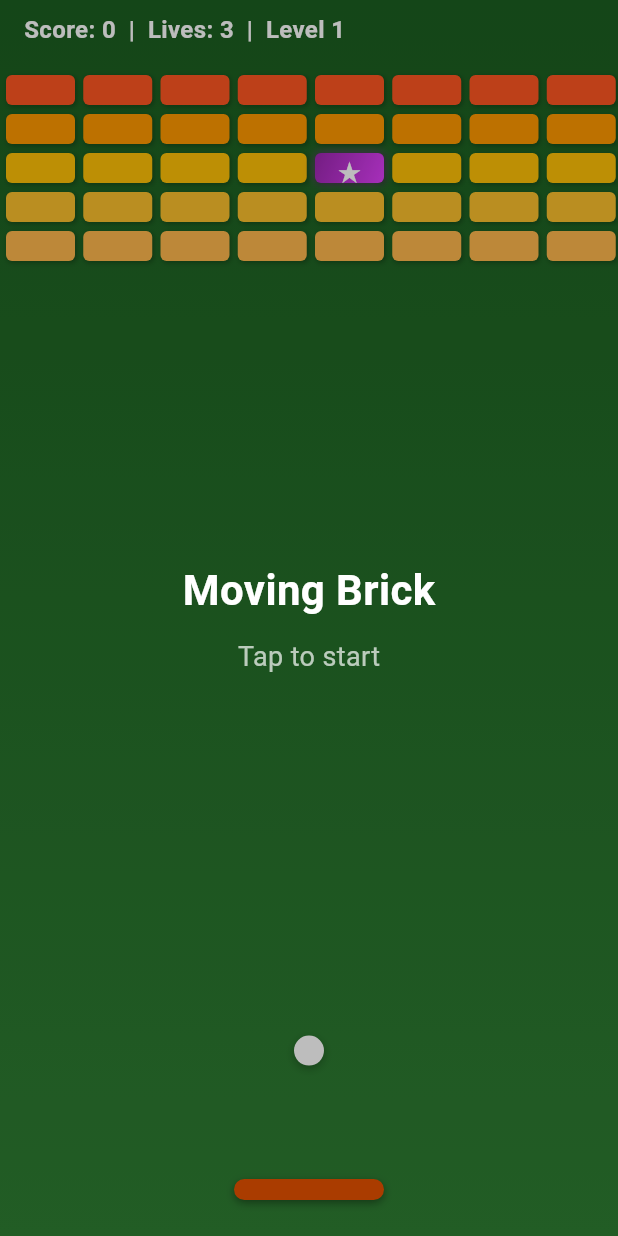
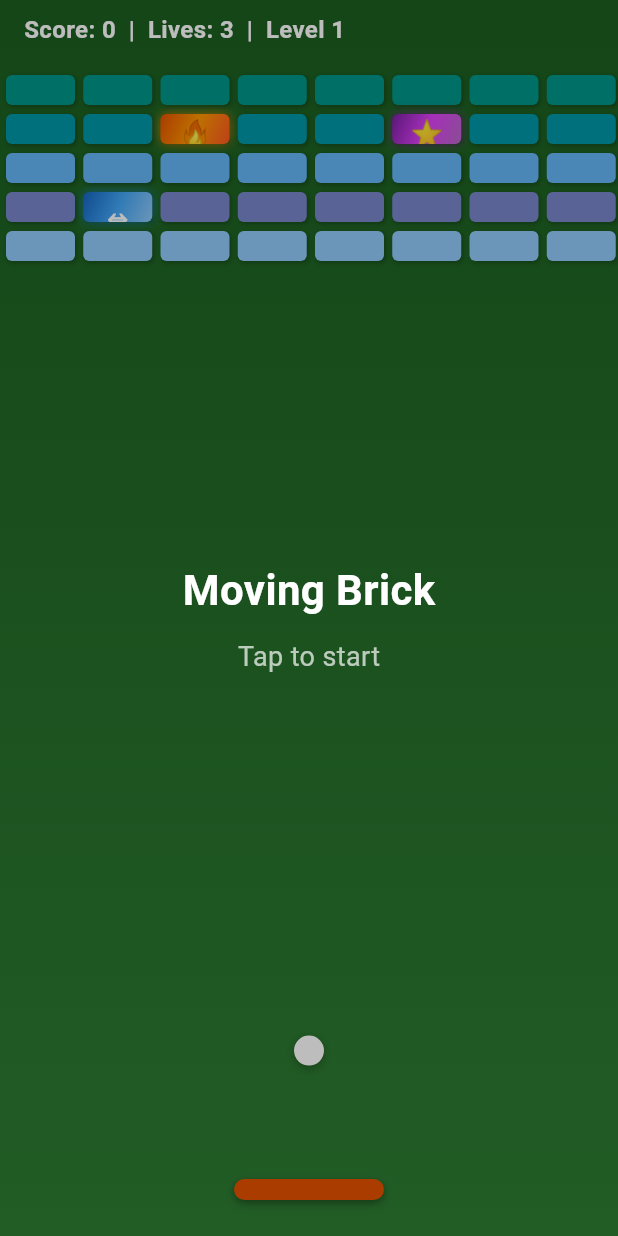
Before and after one commit to AmritDuwal1/move_brick, a Flutter app: the screen it shows after launch, on a phone screen of 412 x 824 dp. Run offline on Flutter 3.47's test engine with Material 3 defaults, Android fonts, the light colour scheme and no system bars; our stand-ins replace audioplayers.

Commit message:
added the magic box

```diff
--- a/lib/screens/game_screen.dart
+++ b/lib/screens/game_screen.dart
@@ -36,10 +36,14 @@ class _GameScreenState extends State<GameScreen> with SingleTickerProviderStateM
   static const double _brickDrawWidth = brickWidth - 4;
   static const double _brickDrawHeight = brickHeight - 2;
   static const int maxLives = 3;
-  // Brick types: 0 = empty, 1 = normal, 2 = magic
+  // Brick types: 0 = empty, 1 = normal, 2 = magic fire, 3 = magic paddle, 4 = magic multi-ball
   static const int _brickNormal = 1;
-  static const int _brickMagic = 2;
+  static const int _brickMagicFire = 2;
+  static const int _brickMagicPaddle = 3;
+  static const int _brickMagicMultiBall = 4;
   static const Duration _powerUpDuration = Duration(seconds: 12);
+  static const Duration _widePaddleDuration = Duration(seconds: 10);
+  static const double _widePaddleMultiplier = 1.6;
   static const double _projectileSpeed = 0.025;
   static const double _projectileWidth = 6;
   static const double _projectileHeight = 16;
@@ -61,11 +65,23 @@ class _GameScreenState extends State<GameScreen> with SingleTickerProviderStateM
   List<List<int>> _bricks = [];
   double _gameWidth = 400;
   double _gameHeight = 600;
-  // Power-up: multi-ball + firing
-  DateTime? _powerUpEndTime;
+  // Power-ups (separate timers)
+  DateTime? _firePowerUpEndTime;
+  DateTime? _widePaddleEndTime;
+  DateTime? _multiBallPowerUpEndTime;
   final List<_ExtraBall> _extraBalls = [];
   final List<_Projectile> _projectiles = [];
   int _frameCount = 0;
+
+  double get _currentPaddleWidth {
+    final wide = _widePaddleEndTime != null && DateTime.now().isBefore(_widePaddleEndTime!);
+    return paddleWidth * (wide ? _widePaddleMultiplier : 1.0);
+  }
+
+  bool get _hasFirePowerUp => _firePowerUpEndTime != null && DateTime.now().isBefore(_firePowerUpEndTime!);
+  bool get _hasWidePaddle => _widePaddleEndTime != null && DateTime.now().isBefore(_widePaddleEndTime!);
+  bool get _hasMultiBallPowerUp => _multiBallPowerUpEndTime != null && DateTime.now().isBefore(_multiBallPowerUpEndTime!);
+  bool get _hasAnyPowerUp => _hasFirePowerUp || _hasWidePaddle || _hasMultiBallPowerUp;
 
   @override
   void initState() {
@@ -77,23 +93,42 @@ class _GameScreenState extends State<GameScreen> with SingleTickerProviderStateM
 
   void _initBricks() {
     _bricks = List.generate(brickRows, (_) => List.filled(brickCols, _brickNormal));
-    // Place one magic brick near center (row 2, col 3 or 4)
-    final magicR = 2;
-    final magicC = brickCols ~/ 2;
-    if (magicR < brickRows && magicC < brickCols) {
-      _bricks[magicR][magicC] = _brickMagic;
+    // Place one of each magic type; positions change every level for fresh UI
+    final l = _level - 1;
+    final positions = [
+      [1, 2], [2, 4], [0, 3], [3, 1], [2, 6], [4, 2], [1, 5], [0, 1], [3, 5], [4, 0],
+    ];
+    final firePos = positions[(l + 0) % positions.length];
+    final paddlePos = positions[(l + 3) % positions.length];
+    final multiPos = positions[(l + 6) % positions.length];
+    void place(int r, int c, int type) {
+      if (r >= 0 && r < brickRows && c >= 0 && c < brickCols) _bricks[r][c] = type;
     }
+    place(firePos[0], firePos[1], _brickMagicFire);
+    place(paddlePos[0], paddlePos[1], _brickMagicPaddle);
+    place(multiPos[0], multiPos[1], _brickMagicMultiBall);
   }
 
-  bool get _hasPowerUp => _powerUpEndTime != null && DateTime.now().isBefore(_powerUpEndTime!);
+  void _activateFirePowerUp() {
+    _firePowerUpEndTime = DateTime.now().add(_powerUpDuration);
+  }
 
-  void _activatePowerUp() {
-    _powerUpEndTime = DateTime.now().add(_powerUpDuration);
-    // Spawn extra balls from main ball position with spread angles
+  void _activateWidePaddlePowerUp() {
+    _widePaddleEndTime = DateTime.now().add(_widePaddleDuration);
+  }
+
+  void _activateMultiBallPowerUp() {
+    _multiBallPowerUpEndTime = DateTime.now().add(_powerUpDuration);
     for (var i = 0; i < _extraBallsCount; i++) {
       final angle = -0.5 * math.pi + (i - _extraBallsCount / 2) * 0.35;
       _extraBalls.add(_ExtraBall(_ballX, _ballY, 0.008 * math.cos(angle), 0.008 * math.sin(angle)));
     }
+  }
+
+  void _onMagicBrickHit(int type) {
+    if (type == _brickMagicFire) _activateFirePowerUp();
+    else if (type == _brickMagicPaddle) _activateWidePaddlePowerUp();
+    else if (type == _brickMagicMultiBall) _activateMultiBallPowerUp();
   }
 
   void _checkBrickHit(double bx, double by, double halfW, double halfH, void Function(int r, int c) onHit) {
@@ -122,23 +157,28 @@ class _GameScreenState extends State<GameScreen> with SingleTickerProviderStateM
     _frameCount++;
 
     setState(() {
-      // Expire power-up
-      if (_powerUpEndTime != null && DateTime.now().isAfter(_powerUpEndTime!)) {
-        _powerUpEndTime = null;
+      final now = DateTime.now();
+      if (_firePowerUpEndTime != null && now.isAfter(_firePowerUpEndTime!)) {
+        _firePowerUpEndTime = null;
+        _projectiles.clear();
+      }
+      if (_widePaddleEndTime != null && now.isAfter(_widePaddleEndTime!)) _widePaddleEndTime = null;
+      if (_multiBallPowerUpEndTime != null && now.isAfter(_multiBallPowerUpEndTime!)) {
+        _multiBallPowerUpEndTime = null;
         _extraBalls.clear();
-        _projectiles.clear();
       }
 
       const double paddleBottomGap = 24;
       final paddleTop = 1 - (paddleHeight + paddleBottomGap) / _gameHeight;
       final paddleBottom = paddleTop + paddleHeight / _gameHeight;
-      final paddleLeft = _paddleX - (paddleWidth / 2) / _gameWidth;
-      final paddleRight = _paddleX + (paddleWidth / 2) / _gameWidth;
+      final w = _currentPaddleWidth;
+      final paddleLeft = _paddleX - (w / 2) / _gameWidth;
+      final paddleRight = _paddleX + (w / 2) / _gameWidth;
       final halfW = _brickDrawWidth / 2 / _gameWidth + ballRadius / _gameWidth;
       final halfH = _brickDrawHeight / 2 / _gameHeight + ballRadius / _gameHeight;
 
-      // Auto-fire during power-up
-      if (_hasPowerUp && _frameCount % _fireIntervalFrames == 0) {
+      // Auto-fire during fire power-up only
+      if (_hasFirePowerUp && _frameCount % _fireIntervalFrames == 0) {
         _projectiles.add(_Projectile(_paddleX, 1 - (paddleHeight + paddleBottomGap + 10) / _gameHeight));
       }
 
@@ -154,7 +194,8 @@ class _GameScreenState extends State<GameScreen> with SingleTickerProviderStateM
         final projHalfW = (_projectileWidth / 2 + _brickDrawWidth / 2) / _gameWidth;
         final projHalfH = (_projectileHeight / 2 + _brickDrawHeight / 2) / _gameHeight;
         _checkBrickHit(p.x, p.y, projHalfW, projHalfH, (r, c) {
-          if (_bricks[r][c] == _brickMagic) _activatePowerUp();
+          final t = _bricks[r][c];
+          if (t >= _brickMagicFire && t <= _brickMagicMultiBall) _onMagicBrickHit(t);
           _bricks[r][c] = 0;
           _score += 10;
           GameSounds.brickHit();
@@ -173,7 +214,8 @@ class _GameScreenState extends State<GameScreen> with SingleTickerProviderStateM
         _ballDy = ndy;
       }, paddleLeft, paddleRight, paddleTop, paddleBottom);
       _checkBrickHit(_ballX, _ballY, halfW, halfH, (r, c) {
-        if (_bricks[r][c] == _brickMagic) _activatePowerUp();
+        final t = _bricks[r][c];
+        if (t >= _brickMagicFire && t <= _brickMagicMultiBall) _onMagicBrickHit(t);
         _bricks[r][c] = 0;
         _ballDy = -_ballDy;
         _score += 10;
@@ -213,7 +255,8 @@ class _GameScreenState extends State<GameScreen> with SingleTickerProviderStateM
           b.dy = ndy;
         }, paddleLeft, paddleRight, paddleTop, paddleBottom);
         _checkBrickHit(b.x, b.y, halfW, halfH, (r, c) {
-          if (_bricks[r][c] == _brickMagic) _activatePowerUp();
+          final t = _bricks[r][c];
+          if (t >= _brickMagicFire && t <= _brickMagicMultiBall) _onMagicBrickHit(t);
           _bricks[r][c] = 0;
           b.dy = -b.dy;
           _score += 10;
@@ -267,7 +310,9 @@ class _GameScreenState extends State<GameScreen> with SingleTickerProviderStateM
       _ballDx = 0.006;
       _ballDy = -0.008;
       _levelComplete = false;
-      _powerUpEndTime = null;
+      _firePowerUpEndTime = null;
+      _widePaddleEndTime = null;
+      _multiBallPowerUpEndTime = null;
       _extraBalls.clear();
       _projectiles.clear();
     }
@@ -287,7 +332,9 @@ class _GameScreenState extends State<GameScreen> with SingleTickerProviderStateM
     _started = false;
     _gameOver = false;
     _levelComplete = false;
-    _powerUpEndTime = null;
+    _firePowerUpEndTime = null;
+    _widePaddleEndTime = null;
+    _multiBallPowerUpEndTime = null;
     _extraBalls.clear();
     _projectiles.clear();
     setState(() {});
@@ -317,12 +364,12 @@ class _GameScreenState extends State<GameScreen> with SingleTickerProviderStateM
               _gameHeight = constraints.maxHeight;
               return GestureDetector(
                 onHorizontalDragUpdate: (d) {
-                  // Move paddle from anywhere: finger position controls paddle
                   final localX = d.globalPosition.dx - (context.findRenderObject() as RenderBox).localToGlobal(Offset.zero).dx;
+                  final w = _currentPaddleWidth;
                   setState(() {
                     _paddleX = (localX / _gameWidth).clamp(
-                      (paddleWidth / 2) / _gameWidth,
-                      1 - (paddleWidth / 2) / _gameWidth,
+                      (w / 2) / _gameWidth,
+                      1 - (w / 2) / _gameWidth,
                     );
                   });
                 },
@@ -343,7 +390,7 @@ class _GameScreenState extends State<GameScreen> with SingleTickerProviderStateM
                       ),
                     ),
                   ),
-                  // Bricks
+                  // Bricks (normal colors vary by level for fresh UI each level)
                   ..._bricks.asMap().entries.expand((rowEntry) {
                     final r = rowEntry.key;
                     return rowEntry.value.asMap().entries.map((colEntry) {
@@ -353,58 +400,86 @@ class _GameScreenState extends State<GameScreen> with SingleTickerProviderStateM
                       final cellW = _gameWidth / brickCols;
                       final top = _brickTopOffset + r * _brickRowSpacing;
                       final left = _brickLeftPadding + c * cellW;
-                      final isMagic = type == _brickMagic;
+                      // Level-based color schemes for normal bricks
+                      final levelPalette = _level % 4;
+                      final normalColors = [
+                        [Colors.deepOrange, Colors.orange, Colors.amber, Colors.yellow.shade700, Colors.orange.shade300],
+                        [Colors.teal, Colors.cyan.shade700, Colors.blue.shade300, Colors.indigo.shade300, Colors.blue.shade200],
+                        [Colors.pink.shade700, Colors.pink.shade400, Colors.purple.shade300, Colors.deepPurple.shade300, Colors.purple.shade200],
+                        [Colors.green.shade800, Colors.green.shade600, Colors.lightGreen.shade400, Colors.lime.shade400, Colors.green.shade200],
+                      ][levelPalette];
+                      // Magic bricks: different UI per type
+                      BoxDecoration? decoration;
+                      Widget? magicChild;
+                      if (type == _brickMagicFire) {
+                        decoration = BoxDecoration(
+                          gradient: const LinearGradient(
+                            colors: [Color(0xFFE65100), Color(0xFFFF9800), Color(0xFFFF5722)],
+                            begin: Alignment.topLeft,
+                            end: Alignment.bottomRight,
+                          ),
+                          borderRadius: BorderRadius.circular(4),
+                          boxShadow: [
+                            const BoxShadow(color: Colors.black26, blurRadius: 2, offset: Offset(1, 1)),
+                            BoxShadow(color: Colors.orange.withOpacity(0.7), blurRadius: 6, spreadRadius: 0),
+                          ],
+                        );
+                        magicChild = const Center(child: Text('🔥', style: TextStyle(fontSize: 18)));
+                      } else if (type == _brickMagicPaddle) {
+                        decoration = BoxDecoration(
+                          gradient: const LinearGradient(
+                            colors: [Color(0xFF1565C0), Color(0xFF42A5F5), Color(0xFF90CAF9)],
+                            begin: Alignment.topLeft,
+                            end: Alignment.bottomRight,
+                          ),
+                          borderRadius: BorderRadius.circular(4),
+                          boxShadow: [
+                            const BoxShadow(color: Colors.black26, blurRadius: 2, offset: Offset(1, 1)),
+                            BoxShadow(color: Colors.blue.withOpacity(0.6), blurRadius: 6, spreadRadius: 0),
+                          ],
+                        );
+                        magicChild = const Center(child: Text('⇔', style: TextStyle(color: Colors.white, fontSize: 20, fontWeight: FontWeight.bold)));
+                      } else if (type == _brickMagicMultiBall) {
+                        decoration = BoxDecoration(
+                          gradient: const LinearGradient(
+                            colors: [Color(0xFF7B1FA2), Color(0xFFE040FB), Color(0xFFBA68C8)],
+                            begin: Alignment.topLeft,
+                            end: Alignment.bottomRight,
+                          ),
+                          borderRadius: BorderRadius.circular(4),
+                          boxShadow: [
+                            const BoxShadow(color: Colors.black26, blurRadius: 2, offset: Offset(1, 1)),
+                            BoxShadow(color: Colors.purple.withOpacity(0.6), blurRadius: 6, spreadRadius: 0),
+                          ],
+                        );
+                        magicChild = const Center(child: Text('⭐', style: TextStyle(fontSize: 18)));
+                      } else {
+                        decoration = BoxDecoration(
+                          color: normalColors[r % 5],
+                          borderRadius: BorderRadius.circular(4),
+                          boxShadow: const [
+                            BoxShadow(color: Colors.black26, blurRadius: 2, offset: Offset(1, 1)),
+                          ],
+                        );
+                      }
                       return Positioned(
                         left: left,
                         top: top,
                         child: Container(
                           width: _brickDrawWidth,
                           height: _brickDrawHeight,
-                          decoration: BoxDecoration(
-                            gradient: isMagic
-                                ? const LinearGradient(
-                                    colors: [Color(0xFF9C27B0), Color(0xFFE040FB)],
-                                    begin: Alignment.topLeft,
-                                    end: Alignment.bottomRight,
-                                  )
-                                : null,
-                            color: isMagic ? null : [
-                              Colors.deepOrange,
-                              Colors.orange,
-                              Colors.amber,
-                              Colors.yellow.shade700,
-                              Colors.orange.shade300,
-                            ][r % 5],
-                            borderRadius: BorderRadius.circular(4),
-                            boxShadow: [
-                              BoxShadow(
-                                color: Colors.black26,
-                                blurRadius: 2,
-                                offset: const Offset(1, 1),
-                              ),
-                              if (isMagic)
-                                BoxShadow(
-                                  color: Colors.purple.withOpacity(0.6),
-                                  blurRadius: 6,
-                                  spreadRadius: 0,
-                                ),
-                            ],
-                          ),
-                          child: isMagic
-                              ? const Center(
-                                  child: Text('★', style: TextStyle(color: Colors.white, fontSize: 16, fontWeight: FontWeight.bold)),
-                                )
-                              : null,
+                          decoration: decoration,
+                          child: magicChild,
                         ),
                       );
                     });
                   }),
                   // Paddle
                   Positioned(
-                    left: (_paddleX * _gameWidth - paddleWidth / 2).clamp(0.0, _gameWidth - paddleWidth),
+                    left: (_paddleX * _gameWidth - _currentPaddleWidth / 2).clamp(0.0, _gameWidth - _currentPaddleWidth),
                     bottom: 24,
                     child: Container(
-                      width: paddleWidth,
+                      width: _currentPaddleWidth,
                       height: paddleHeight,
                       decoration: BoxDecoration(
                         color: const Color(0xFFE65100),
@@ -469,8 +544,8 @@ class _GameScreenState extends State<GameScreen> with SingleTickerProviderStateM
                     ),
                   )),
                   // Power-up indicator
-                  if (_hasPowerUp)
-                    Positioned(
+                  if (_hasAnyPowerUp)
+                      Positioned(
                       top: 8,
                       right: 16,
                       child: Container(
```
